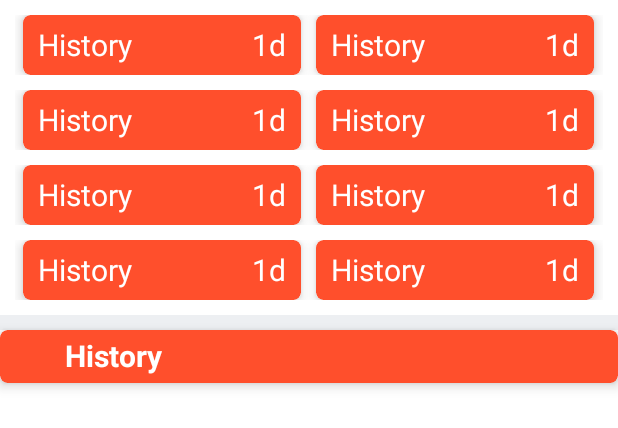
After one commit to JC4github/fitnessTracker, an Android app: the layout fragment_history.xml on its own in the app's theme, with its tools: preview values and no code run, on a phone screen of 412 x 824 dp. The commit adds this screen. Shown: the top 428 px of the screen. Run offline under Robolectric (Android 15) with nearby library versions, the light colour scheme and no system bars.

Commit message:
fixed a bug and UI improvements

```diff
--- a/app/build.gradle
+++ b/app/build.gradle
@@ -32,6 +32,7 @@ dependencies {
     implementation 'com.google.android.material:material:1.6.0'
     implementation 'androidx.constraintlayout:constraintlayout:2.1.3'
     implementation 'androidx.legacy:legacy-support-v4:1.0.0'
+    implementation 'com.sothree.slidinguppanel:library:3.4.0'
     testImplementation 'junit:junit:4.13.2'
     androidTestImplementation 'androidx.test.ext:junit:1.1.3'
     androidTestImplementation 'androidx.test.espresso:espresso-core:3.4.0'
--- a/app/src/main/java/com/example/fitness/DBHelper.java
+++ b/app/src/main/java/com/example/fitness/DBHelper.java
@@ -14,7 +14,7 @@ public class DBHelper extends SQLiteOpenHelper {
 
     @Override
     public void onCreate(SQLiteDatabase DB) {
-        DB.execSQL("create Table if not exists Workout (id integer primary key autoincrement, muscle TEXT, weekday TEXT, date TEXT)");
+        DB.execSQL("create Table if not exists Workout (id integer primary key autoincrement, muscle TEXT, weekday TEXT, date TEXT, year TEXT)");
     }
 
     @Override
@@ -22,12 +22,13 @@ public class DBHelper extends SQLiteOpenHelper {
         DB.execSQL("drop Table if exists Workout");
     }
 
-    public Boolean insertdata(String muscle, String weekday, String date){
+    public Boolean insertdata(String muscle, String weekday, String date, String year){
         SQLiteDatabase DB = this.getWritableDatabase();
         ContentValues contentValues = new ContentValues();
         contentValues.put("muscle", muscle);
         contentValues.put("weekday", weekday);
         contentValues.put("date", date);
+        contentValues.put("year", year);
         long result = DB.insert("Workout", null, contentValues);
         return result != -1;
     }
@@ -47,9 +48,9 @@ public class DBHelper extends SQLiteOpenHelper {
         return DB.rawQuery("Select muscle, weekday, date from Workout", null);
     }
 
-    public Cursor getNameFromDate(String today, String yesterday, String beforeYesterday){
+    public Cursor getNameFromDate(String today, String yesterday, String beforeYesterday, String year){
         SQLiteDatabase DB = this.getWritableDatabase();
 //        Cursor cursor = DB.rawQuery("Select muscle from Workout where date = ? or date = ? or date= ?", new String[]{today, yesterday, beforeYesterday});
-        return DB.rawQuery("Select muscle from Workout where date = ? or date = ? or date= ?", new String[]{today, yesterday, beforeYesterday});
+        return DB.rawQuery("Select muscle from Workout where date = ? or date = ? or date= ? and year= ?", new String[]{today, yesterday, beforeYesterday, year});
     }
 }
--- /dev/null
+++ b/app/src/main/java/com/example/fitness/HistoryFragment.java
@@ -0,0 +1,24 @@
+package com.example.fitness;
+
+import android.os.Bundle;
+
+import androidx.annotation.NonNull;
+import androidx.annotation.Nullable;
+import androidx.fragment.app.Fragment;
+
+import android.view.LayoutInflater;
+import android.view.View;
+import android.view.ViewGroup;
+public class HistoryFragment extends Fragment {
+
+    @Nullable
+    @Override
+    public View onCreateView(@NonNull LayoutInflater inflater, @Nullable ViewGroup container, @Nullable Bundle savedInstanceState) {
+        return inflater.inflate(R.layout.fragment_settings, container, false);
+    }
+
+    @Override
+    public void onViewCreated(@NonNull View view, @Nullable Bundle savedInstanceState) {
+
+    }
+}
--- a/app/src/main/java/com/example/fitness/HomeFragment.java
+++ b/app/src/main/java/com/example/fitness/HomeFragment.java
@@ -116,6 +116,7 @@ public class HomeFragment extends Fragment implements View.OnClickListener, View
     Date today;
     String todayString;
     String weekdayString;
+    String yearString;
 
     workoutRecViewAdapter adapter;
 
@@ -319,8 +320,11 @@ public class HomeFragment extends Fragment implements View.OnClickListener, View
         today = Calendar.getInstance().getTime();
         SimpleDateFormat month = new SimpleDateFormat("MMM dd");
         SimpleDateFormat weekday = new SimpleDateFormat("EEEE");
+        SimpleDateFormat year = new SimpleDateFormat("yyyy");
+
         todayString = month.format(today);
         weekdayString = weekday.format(today);
+        yearString = year.format(today);
 
         //initialise intent for web view
         i = new Intent(thiscontext, WebViewActivity.class);
@@ -508,7 +512,7 @@ public class HomeFragment extends Fragment implements View.OnClickListener, View
         }
 
         view.setVisibility(View.VISIBLE);
-        Boolean checkinsertdata = DB.insertdata(name, weekdayString, todayString);
+        Boolean checkinsertdata = DB.insertdata(name, weekdayString, todayString, yearString);
         if (checkinsertdata == true) {
             updatecard(name);
         }
@@ -541,7 +545,7 @@ public class HomeFragment extends Fragment implements View.OnClickListener, View
         LocalDate today = LocalDate.now();
         String yesterday = today.minusDays(1).format(DateTimeFormatter.ofPattern("MMM dd"));
         String beforeYesterday = today.minusDays(2).format(DateTimeFormatter.ofPattern("MMM dd"));
-        Cursor result = DB.getNameFromDate(todayString, yesterday, beforeYesterday);
+        Cursor result = DB.getNameFromDate(todayString, yesterday, beforeYesterday, yearString);
 
         while (result.moveToNext()) {
             switch (result.getString(0)) {
@@ -563,9 +567,9 @@ public class HomeFragment extends Fragment implements View.OnClickListener, View
                     changeVisible(quad, "Quads");
                     quadlock = true;
                     break;
-                case "Calfs":
-                    changeVisible(calf, "Calfs");
-                    changeVisible(calf2, "Calfs");
+                case "Calves":
+                    changeVisible(calf, "Calves");
+                    changeVisible(calf2, "Calves");
                     calflock = true;
                     break;
                 case "Upper Traps":
--- a/app/src/main/java/com/example/fitness/MainActivity.java
+++ b/app/src/main/java/com/example/fitness/MainActivity.java
@@ -91,6 +91,9 @@ public class MainActivity extends AppCompatActivity implements NavigationView.On
 //                notesObj.setArguments(bundle);
                 getSupportFragmentManager().beginTransaction().replace(R.id.fragment_container, new NotesFragment()).commit();
                 break;
+            case R.id.nav_history:
+                getSupportFragmentManager().beginTransaction().replace(R.id.fragment_container, new HistoryFragment()).commit();
+                break;
         }
 
         drawer.closeDrawer(GravityCompat.START);
--- a/app/src/main/java/com/example/fitness/StatsFragment.java
+++ b/app/src/main/java/com/example/fitness/StatsFragment.java
@@ -105,8 +105,7 @@ public class StatsFragment extends Fragment {
         float Arms = 0;
         float Shoulders = 0;
         float Legs = 0;
-        float Chest = 0;
-        float Abs = 0;
+        float ChestAndAbs = 0;
         float Back = 0;
 
         //count each group as percentages of the pie
@@ -121,17 +120,15 @@ public class StatsFragment extends Fragment {
                 case "Shoulders":
                     Shoulders += (1 * percent);
                     break;
-                case "Calfs":
+                case "Calves":
                 case "Quads":
                 case "Hamstrings":
                 case "Glutes":
                     Legs += (1 * percent);
                     break;
                 case "Chest":
-                    Chest += (1 * percent);
-                    break;
                 case "Abs":
-                    Abs += (1 * percent);
+                    ChestAndAbs += (1 * percent);
                     break;
                 case "Mid Traps":
                 case "Lats":
@@ -145,8 +142,7 @@ public class StatsFragment extends Fragment {
         entries.add(new PieEntry(Arms, "Arms"));
         entries.add(new PieEntry(Shoulders, "Shoulders"));
         entries.add(new PieEntry(Legs, "Legs"));
-        entries.add(new PieEntry(Chest, "Chest"));
-        entries.add(new PieEntry(Abs, "Abs"));
+        entries.add(new PieEntry(ChestAndAbs, "Chest&Abs"));
         entries.add(new PieEntry(Back, "Back"));
 
         //load some colors for the categories
--- /dev/null
+++ b/app/src/main/res/drawable/ic_history.xml
@@ -0,0 +1,10 @@
+<vector xmlns:android="http://schemas.android.com/apk/res/android"
+    android:width="24dp"
+    android:height="24dp"
+    android:viewportWidth="24"
+    android:viewportHeight="24"
+    android:tint="?attr/colorControlNormal">
+  <path
+      android:fillColor="@android:color/white"
+      android:pathData="M13,3c-4.97,0 -9,4.03 -9,9L1,12l3.89,3.89 0.07,0.14L9,12L6,12c0,-3.87 3.13,-7 7,-7s7,3.13 7,7 -3.13,7 -7,7c-1.93,0 -3.68,-0.79 -4.94,-2.06l-1.42,1.42C8.27,19.99 10.51,21 13,21c4.97,0 9,-4.03 9,-9s-4.03,-9 -9,-9zM12,8v5l4.28,2.54 0.72,-1.21 -3.5,-2.08L13.5,8L12,8z"/>
+</vector>
--- /dev/null
+++ b/app/src/main/res/layout/fragment_history.xml
@@ -0,0 +1,380 @@
+<?xml version="1.0" encoding="utf-8"?>
+<RelativeLayout xmlns:android="http://schemas.android.com/apk/res/android"
+    android:layout_width="match_parent"
+    android:layout_height="match_parent"
+    xmlns:app="http://schemas.android.com/apk/res-auto">
+
+    <LinearLayout
+        android:layout_width="match_parent"
+        android:layout_height="wrap_content"
+        android:id="@+id/row1"
+        android:gravity="center"
+        android:layout_margin="10dp">
+
+        <androidx.cardview.widget.CardView
+
+            android:layout_width="185dp"
+            android:layout_height="40dp"
+            android:layout_marginRight="10dp"
+            app:cardBackgroundColor="@color/mainorange"
+            app:cardCornerRadius="5dp"
+            app:cardElevation="5dp">
+
+            <RelativeLayout
+                android:layout_width="match_parent"
+                android:layout_height="match_parent"
+                android:gravity="center">
+
+                <TextView
+                    android:layout_width="match_parent"
+                    android:layout_height="wrap_content"
+                    android:text="History"
+                    android:textColor="@color/white"
+                    android:textSize="20dp"
+                    android:layout_marginLeft="10dp"
+                    android:textStyle="normal" />
+
+                <TextView
+                    android:layout_width="match_parent"
+                    android:layout_height="wrap_content"
+                    android:layout_marginRight="10dp"
+                    android:gravity="end"
+
+                    android:text="1d"
+                    android:textColor="@color/white"
+                    android:textSize="20dp"
+                    android:textStyle="normal" />
+            </RelativeLayout>
+
+
+
+        </androidx.cardview.widget.CardView>
+
+        <androidx.cardview.widget.CardView
+            android:layout_width="185dp"
+            android:layout_height="40dp"
+            app:cardBackgroundColor="@color/mainorange"
+            app:cardCornerRadius="5dp"
+            app:cardElevation="5dp">
+
+            <RelativeLayout
+                android:layout_width="match_parent"
+                android:layout_height="match_parent"
+                android:gravity="center">
+
+                <TextView
+                    android:layout_width="match_parent"
+                    android:layout_height="wrap_content"
+                    android:text="History"
+                    android:textColor="@color/white"
+                    android:textSize="20dp"
+                    android:layout_marginLeft="10dp"
+                    android:textStyle="normal" />
+
+                <TextView
+                    android:layout_width="match_parent"
+                    android:layout_height="wrap_content"
+                    android:gravity="end"
+                    android:layout_marginRight="10dp"
+
+                    android:text="1d"
+                    android:textColor="@color/white"
+                    android:textSize="20dp"
+                    android:textStyle="normal" />
+            </RelativeLayout>
+
+        </androidx.cardview.widget.CardView>
+
+    </LinearLayout>
+
+    <LinearLayout
+        android:layout_width="match_parent"
+        android:layout_height="wrap_content"
+        android:layout_below="@+id/row1"
+        android:id="@+id/row2"
+        android:gravity="center"
+        android:layout_marginLeft="10dp"
+        android:layout_marginRight="10dp"
+        android:layout_marginBottom="10dp">
+
+        <androidx.cardview.widget.CardView
+
+            android:layout_width="185dp"
+            android:layout_height="40dp"
+            android:layout_marginRight="10dp"
+            app:cardBackgroundColor="@color/mainorange"
+            app:cardCornerRadius="5dp"
+            app:cardElevation="5dp">
+
+            <RelativeLayout
+                android:layout_width="match_parent"
+                android:layout_height="match_parent"
+                android:gravity="center">
+
+                <TextView
+                    android:layout_width="match_parent"
+                    android:layout_height="wrap_content"
+                    android:text="History"
+                    android:textColor="@color/white"
+                    android:textSize="20dp"
+                    android:layout_marginLeft="10dp"
+                    android:textStyle="normal" />
+
+                <TextView
+                    android:layout_width="match_parent"
+                    android:layout_height="wrap_content"
+                    android:gravity="end"
+                    android:layout_marginRight="10dp"
+
+                    android:text="1d"
+                    android:textColor="@color/white"
+                    android:textSize="20dp"
+                    android:textStyle="normal" />
+            </RelativeLayout>
+
+
+
+        </androidx.cardview.widget.CardView>
+
+        <androidx.cardview.widget.CardView
+            android:layout_width="185dp"
+            android:layout_height="40dp"
+            app:cardBackgroundColor="@color/mainorange"
+            app:cardCornerRadius="5dp"
+            app:cardElevation="5dp">
+
+            <RelativeLayout
+                android:layout_width="match_parent"
+                android:layout_height="match_parent"
+                android:gravity="center">
+
+                <TextView
+                    android:layout_width="match_parent"
+                    android:layout_height="wrap_content"
+                    android:text="History"
+                    android:textColor="@color/white"
+                    android:textSize="20dp"
+                    android:layout_marginLeft="10dp"
+                    android:textStyle="normal" />
+
+                <TextView
+                    android:layout_width="match_parent"
+                    android:layout_height="wrap_content"
+                    android:gravity="end"
+                    android:layout_marginRight="10dp"
+
+                    android:text="1d"
+                    android:textColor="@color/white"
+                    android:textSize="20dp"
+                    android:textStyle="normal" />
+            </RelativeLayout>
+
+        </androidx.cardview.widget.CardView>
+
+    </LinearLayout>
+
+    <LinearLayout
+        android:layout_width="match_parent"
+        android:layout_height="wrap_content"
+        android:layout_below="@+id/row2"
+        android:id="@+id/row3"
+        android:gravity="center"
+        android:layout_marginLeft="10dp"
+        android:layout_marginRight="10dp"
+        android:layout_marginBottom="10dp">
+
+        <androidx.cardview.widget.CardView
+
+            android:layout_width="185dp"
+            android:layout_height="40dp"
+            android:layout_marginRight="10dp"
+            app:cardBackgroundColor="@color/mainorange"
+            app:cardCornerRadius="5dp"
+            app:cardElevation="5dp">
+
+            <RelativeLayout
+                android:layout_width="match_parent"
+                android:layout_height="match_parent"
+                android:gravity="center">
+
+                <TextView
+                    android:layout_width="match_parent"
+                    android:layout_height="wrap_content"
+                    android:text="History"
+                    android:textColor="@color/white"
+                    android:textSize="20dp"
+                    android:layout_marginLeft="10dp"
+                    android:textStyle="normal" />
+
+                <TextView
+                    android:layout_width="match_parent"
+                    android:layout_height="wrap_content"
+                    android:gravity="end"
+                    android:layout_marginRight="10dp"
+
+                    android:text="1d"
+                    android:textColor="@color/white"
+                    android:textSize="20dp"
+                    android:textStyle="normal" />
+            </RelativeLayout>
+
+
+
+        </androidx.cardview.widget.CardView>
+
+        <androidx.cardview.widget.CardView
+            android:layout_width="185dp"
+            android:layout_height="40dp"
+            app:cardBackgroundColor="@color/mainorange"
+            app:cardCornerRadius="5dp"
+            app:cardElevation="5dp">
+
+            <RelativeLayout
+                android:layout_width="match_parent"
+                android:layout_height="match_parent"
+                android:gravity="center">
+
+                <TextView
+                    android:layout_width="match_parent"
+                    android:layout_height="wrap_content"
+                    android:text="History"
+                    android:textColor="@color/white"
+                    android:textSize="20dp"
+                    android:layout_marginLeft="10dp"
+                    android:textStyle="normal" />
+
+                <TextView
+                    android:layout_width="match_parent"
+                    android:layout_height="wrap_content"
+                    android:gravity="end"
+                    android:layout_marginRight="10dp"
+
+                    android:text="1d"
+                    android:textColor="@color/white"
+                    android:textSize="20dp"
+                    android:textStyle="normal" />
+            </RelativeLayout>
+
+        </androidx.cardview.widget.CardView>
+
+    </LinearLayout>
+
+    <LinearLayout
+        android:layout_width="match_parent"
+        android:layout_height="wrap_content"
+        android:layout_below="@+id/row3"
+        android:id="@+id/row4"
+        android:gravity="center"
+        android:layout_marginLeft="10dp"
+        android:layout_marginRight="10dp"
+        android:layout_marginBottom="10dp">
+
+        <androidx.cardview.widget.CardView
+
+            android:layout_width="185dp"
+            android:layout_height="40dp"
+            android:layout_marginRight="10dp"
+            app:cardBackgroundColor="@color/mainorange"
+            app:cardCornerRadius="5dp"
+            app:cardElevation="5dp">
+
+            <RelativeLayout
+                android:layout_width="match_parent"
+                android:layout_height="match_parent"
+                android:gravity="center">
+
+                <TextView
+                    android:layout_width="match_parent"
+                    android:layout_height="wrap_content"
+                    android:text="History"
+                    android:textColor="@color/white"
+                    android:textSize="20dp"
+                    android:layout_marginLeft="10dp"
+                    android:textStyle="normal" />
+
+                <TextView
+                    android:layout_width="match_parent"
+                    android:layout_height="wrap_content"
+                    android:gravity="end"
+                    android:layout_marginRight="10dp"
+
+                    android:text="1d"
+                    android:textColor="@color/white"
+                    android:textSize="20dp"
+                    android:textStyle="normal" />
+            </RelativeLayout>
+
+
+
+        </androidx.cardview.widget.CardView>
+
+        <androidx.cardview.widget.CardView
+            android:layout_width="185dp"
+            android:layout_height="40dp"
+            app:cardBackgroundColor="@color/mainorange"
+            app:cardCornerRadius="5dp"
+            app:cardElevation="5dp">
+
+            <RelativeLayout
+                android:layout_width="match_parent"
+                android:layout_height="match_parent"
+                android:gravity="center">
+
+                <TextView
+                    android:layout_width="match_parent"
+                    android:layout_height="wrap_content"
+                    android:text="History"
+                    android:textColor="@color/white"
+                    android:textSize="20dp"
+                    android:layout_marginLeft="10dp"
+                    android:textStyle="normal" />
+
+                <TextView
+                    android:layout_width="match_parent"
+                    android:layout_height="wrap_content"
+                    android:gravity="end"
+                    android:layout_marginRight="10dp"
+
+                    android:text="1d"
+                    android:textColor="@color/white"
+                    android:textSize="20dp"
+                    android:textStyle="normal" />
+            </RelativeLayout>
+
+        </androidx.cardview.widget.CardView>
+
+    </LinearLayout>
+
+    <androidx.cardview.widget.CardView
+        android:id="@+id/spacer"
+        android:layout_width="match_parent"
+        android:layout_height="35dp"
+        android:layout_below="@+id/row4"
+        android:layout_marginTop="10dp"
+        app:cardBackgroundColor="@color/mainorange"
+        app:cardCornerRadius="5dp"
+        app:cardElevation="5dp">
+
+        <TextView
+            android:layout_width="wrap_content"
+            android:layout_height="wrap_content"
+            android:layout_marginLeft="43dp"
+            android:layout_marginTop="3dp"
+            android:text="History"
+            android:textColor="@color/white"
+            android:textSize="20dp"
+            android:textStyle="bold" />
+
+    </androidx.cardview.widget.CardView>
+
+    <androidx.recyclerview.widget.RecyclerView
+        android:id="@+id/workoutRecView"
+        android:layout_width="match_parent"
+        android:layout_height="wrap_content"
+        android:layout_below="@+id/row4"
+        android:background="@color/offWhite"
+        android:paddingLeft="10dp"
+        android:paddingTop="10dp"
+        android:paddingRight="10dp" />
+
+</RelativeLayout>
--- a/app/src/main/res/layout/fragment_home.xml
+++ b/app/src/main/res/layout/fragment_home.xml
@@ -627,7 +627,7 @@
         android:background="@color/offWhite"
         android:paddingLeft="10dp"
         android:paddingTop="10dp"
-            android:paddingRight="10dp"/>
+        android:paddingRight="10dp" />
 
     <androidx.cardview.widget.CardView
         android:id="@+id/spacer"
@@ -647,7 +647,7 @@
             android:text="History"
             android:textColor="@color/white"
             android:textSize="20dp"
-                android:textStyle="bold"/>
+            android:textStyle="bold" />
 
     </androidx.cardview.widget.CardView>
 
--- a/app/src/main/res/menu/drawer_menu.xml
+++ b/app/src/main/res/menu/drawer_menu.xml
@@ -13,6 +13,9 @@
         <item android:id="@+id/nav_stats"
             android:icon="@drawable/ic_stats"
             android:title="Stats"/>
+        <item android:id="@+id/nav_history"
+            android:title="History"
+            android:icon="@drawable/ic_history"/>
         <item android:id="@+id/nav_notes"
             android:icon="@drawable/ic_note"
             android:title="Journal"/>
```
Lines whose indentation alone changed are shown as unchanged.
